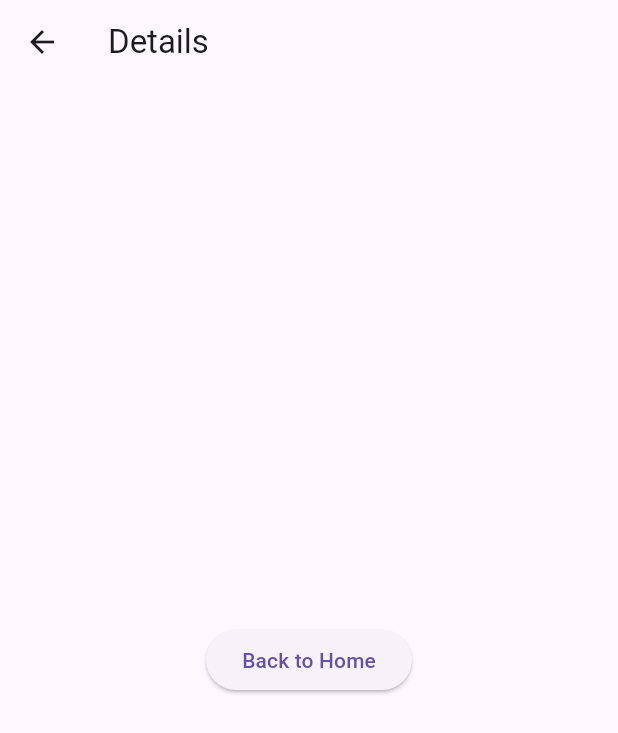
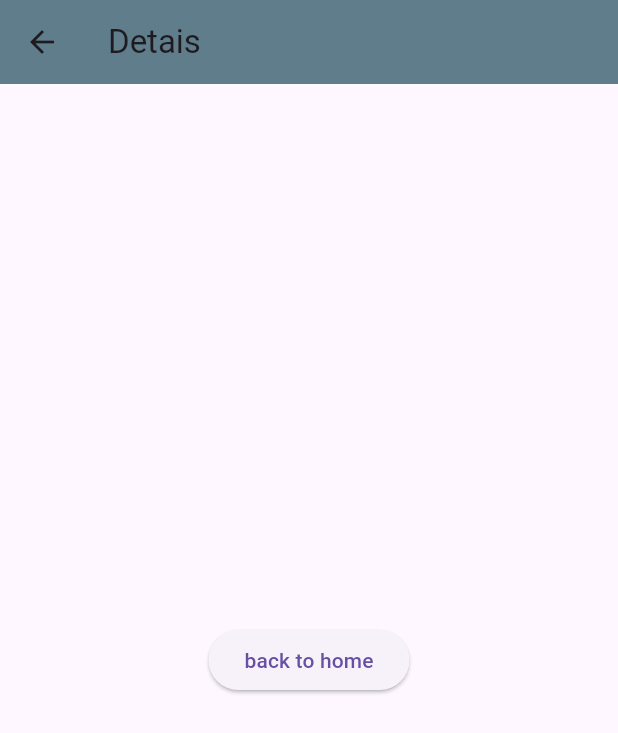
Before and after one commit to fleuryleentaco/flutter-learning, a Flutter app: the screen it shows after launch, after a tap on "Go to Details", on a phone screen of 412 x 824 dp. Shown: the top 733 px of the screen. Run offline on Flutter 3.47's test engine with Material 3 defaults, Android fonts, the phone set to English and light mode, and no system bars.

Commit message:
Day 03: Flutter navigation with named routes

```diff
--- a/day03_navigation/lib/main.dart
+++ b/day03_navigation/lib/main.dart
@@ -14,7 +14,7 @@ class MyApp extends StatelessWidget {
   Widget build(BuildContext context) {
     return MaterialApp(
       debugShowCheckedModeBanner: false,
-      title: 'Day 03 Navigation',
+      title: 'flutter demo',
       initialRoute: '/',
       routes: {
         '/': (context) => const HomeScreen(),
--- a/day03_navigation/lib/screens/details_screen.dart
+++ b/day03_navigation/lib/screens/details_screen.dart
@@ -6,13 +6,13 @@ class DetailsScreen extends StatelessWidget {
   @override
   Widget build(BuildContext context) {
     return Scaffold(
-      appBar: AppBar(title: const Text('Details')),
+      appBar: AppBar(title: Text('Detais'), backgroundColor: Colors.blueGrey,),
       body: Center(
         child: ElevatedButton(
           onPressed: () {
             Navigator.pop(context);
           },
-          child: const Text('Back to Home'),
+          child:Text('back to home')
         ),
       ),
     );
--- a/day03_navigation/lib/screens/home_screen.dart
+++ b/day03_navigation/lib/screens/home_screen.dart
@@ -6,26 +6,24 @@ class HomeScreen extends StatelessWidget {
   @override
   Widget build(BuildContext context) {
     return Scaffold(
-      appBar: AppBar(title: const Text('Home')),
-      body: Column(
-        mainAxisAlignment: MainAxisAlignment.center,
+      appBar: AppBar(title: Text('Home'), backgroundColor: Colors.blueAccent,),
+      body: Center(
+        child: Column(
           children: [
             ElevatedButton(
               onPressed: () {
                 Navigator.pushNamed(context, '/details');
               },
-            child: const Text('Go to Details'),
+              child: Text('Go to Details'),
             ),
-          const SizedBox(height: 10),
             ElevatedButton(
               onPressed: () {
-              Navigator.pushNamed(context, '/profile', arguments: 'Lee Fleury');
+                Navigator.pushNamed(context, '/profile', arguments:'Lee Fleury');
               },
-            child: const Text(
-              'Go to Profile'
-            ),
+              child: Text('Go To profile'),
             ),
           ],
+        ),
       ),
     );
   }
```
Also changed, not shown: day03_navigation/lib/screens/profile_screen.dart (+5 -6 lines). Lines whose indentation alone changed are shown as unchanged.
